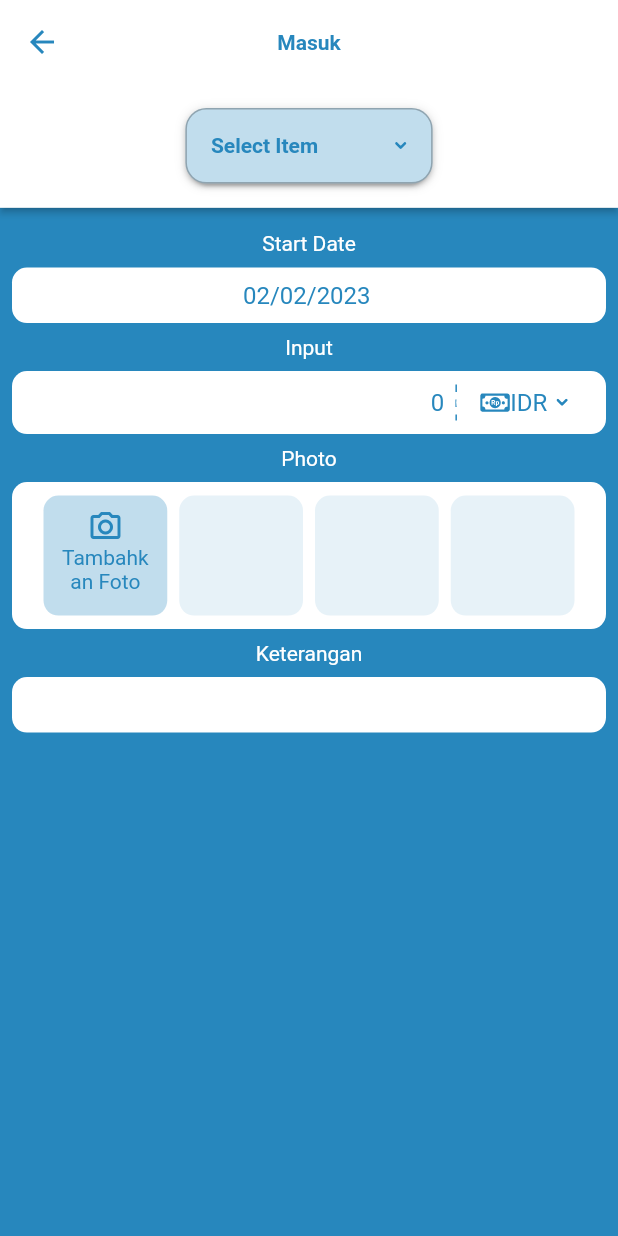
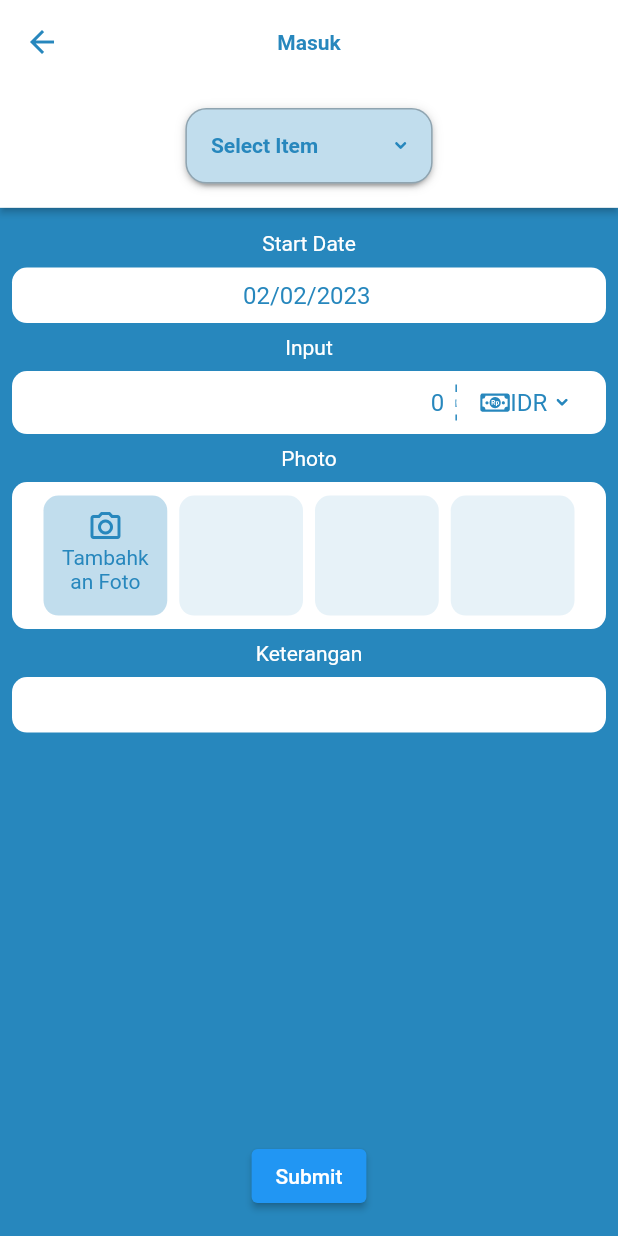
Before and after one commit to imaldi/app_keuangan, a Flutter app: the MasukScreen screen opened by its route, on a phone screen of 412 x 824 dp. Run offline on Flutter 3.47's test engine with Material 2 defaults, Android fonts, the phone set to English and light mode, and no system bars; drawn by our look-alikes of dropdown_button2; our stand-ins replace auto_route, bloc, dartz, dotted_decoration, equatable, flutter_svg and 3 more.

Commit message:
done display Masuk Screen

```diff
--- a/lib/presentation/screens/masuk_screen.dart
+++ b/lib/presentation/screens/masuk_screen.dart
@@ -38,12 +38,14 @@ class MasukScreenState extends State<MasukScreen> {
   @override
   Widget build(BuildContext context) {
     return Scaffold(
+      resizeToAvoidBottomInset: true,
       appBar: AppBar(
         title: const Text("Masuk"),
         elevation: 0,
       ),
-      body: SingleChildScrollView(
-        child: Column(
+      body: Stack(
+        children: [
+          Column(
             children: [
               SizedBox(
                 width: double.infinity,
@@ -239,6 +241,17 @@ class MasukScreenState extends State<MasukScreen> {
                   child: NoUnderlineTextFormField()),
             ],
           ),
+          Align(
+            alignment: Alignment.bottomCenter,
+            child: Padding(
+              padding: const EdgeInsets.only(bottom: sizeMedium),
+              child: ElevatedButton(
+                child: Text("Submit"),
+                onPressed: () {},
+              ),
+            ),
+          ),
+        ],
       ),
     );
   }
```
Lines whose indentation alone changed are shown as unchanged.
